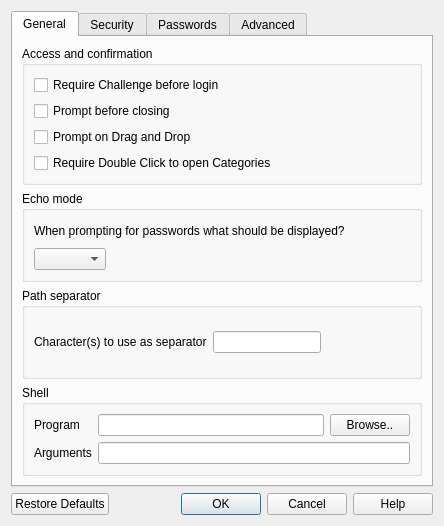
Before: the Qt Designer form ui/preferencesdialog.ui in sysal1280/passwords, drawn with Qt 5.
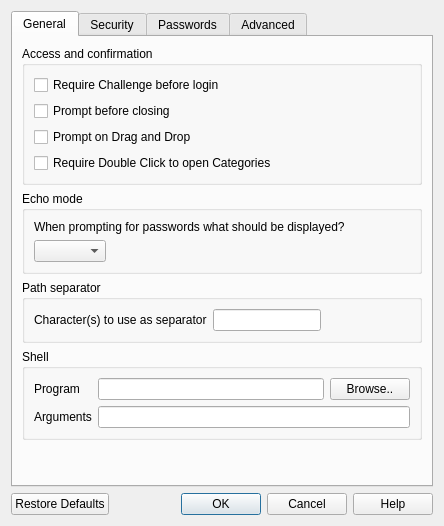
After: the same form once the commit is applied.

What changed in the file:
```diff
--- a/ui/preferencesdialog.ui
+++ b/ui/preferencesdialog.ui
@@ -182,6 +182,19 @@
          </item>
         </layout>
        </item>
+       <item row="1" column="0">
+        <spacer name="verticalSpacer_2">
+         <property name="orientation">
+          <enum>Qt::Orientation::Vertical</enum>
+         </property>
+         <property name="sizeHint" stdset="0">
+          <size>
+           <width>20</width>
+           <height>40</height>
+          </size>
+         </property>
+        </spacer>
+       </item>
       </layout>
      </widget>
      <widget class="QWidget" name="tab_2">
```
Left out of the diff: 9 changed lines with no effect on the pictures.
